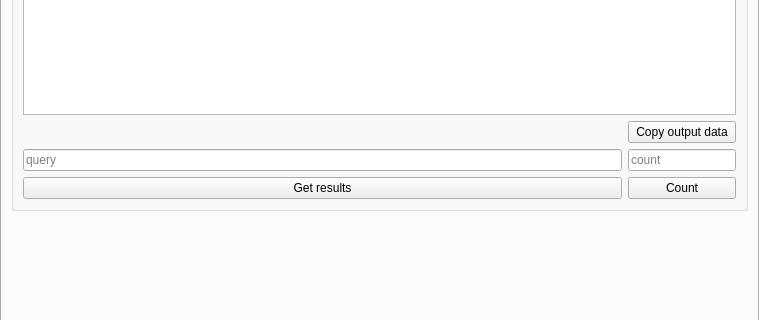
This is ui/OSINT/UiShodan.ui in caffedrine/CryptoPocketKnife as Qt 5 draws it before an edit; both pictures show x 0 to 759 and y 141 to 461 of the 759 by 571 pixel window. The edited form follows.
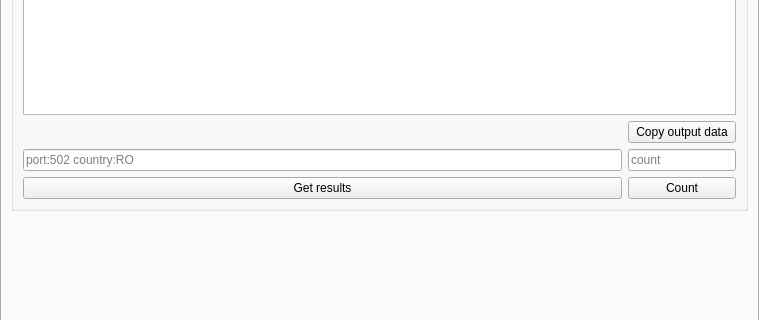
This is the edited form.

```diff
--- a/ui/OSINT/UiShodan.ui
+++ b/ui/OSINT/UiShodan.ui
@@ -63,7 +63,7 @@
              <string/>
             </property>
             <property name="placeholderText">
-             <string>query</string>
+             <string>port:502 country:RO</string>
             </property>
            </widget>
           </item>
```
Left out of the diff: 2 changed lines with no effect on the pictures.
